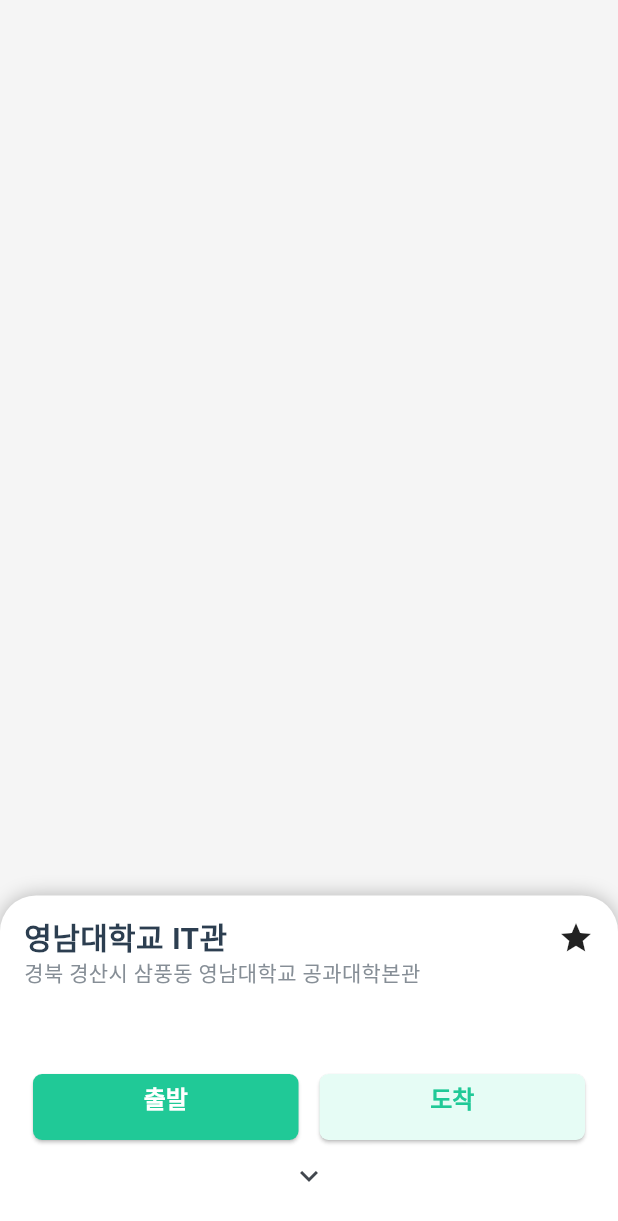
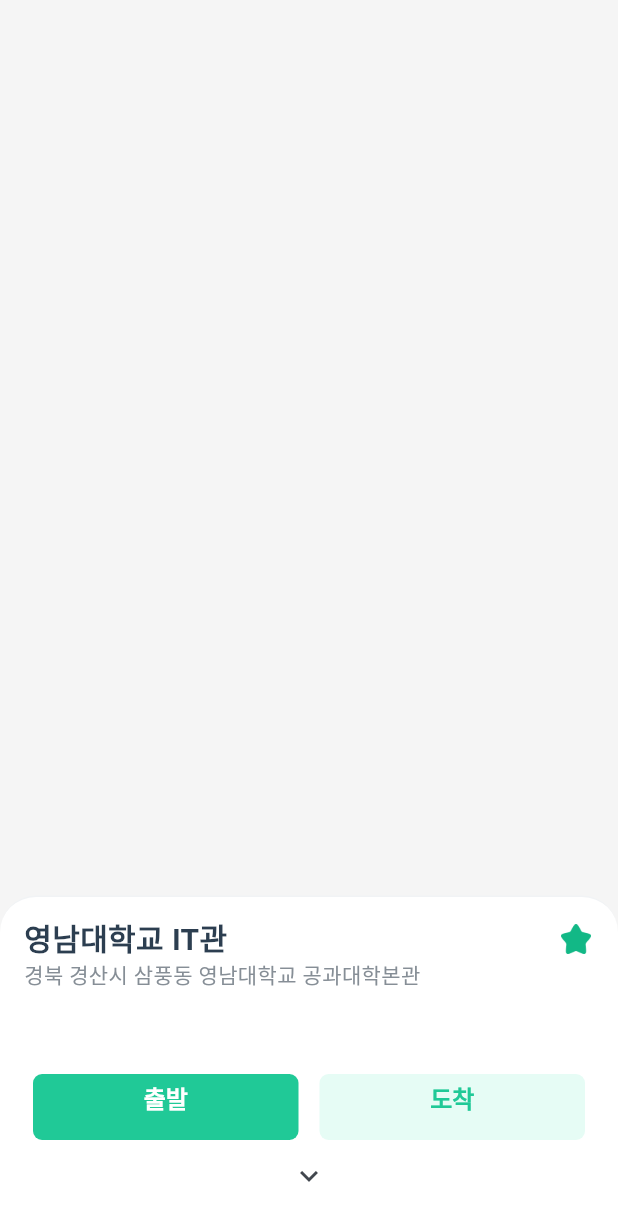
Before and after one commit to qwertyLEEJK/front, a Flutter app: the SlideUpCard widget shown alone on an empty page, opened directly, on a phone screen of 412 x 824 dp. Shown: the top 1221 px of the screen. Run offline on Flutter 3.47's test engine with Material 3 defaults, Android fonts, the light colour scheme and no system bars; our stand-ins replace flutter_compass, get, google_fonts, sensors_plus, shared_preferences; accounts and stored records are empty; network calls fail; Roboto replaces fonts that are missing (Pretendard).

Commit message:
fix place_info 테두리 그림자 삭제 및 출발, 도착 그림자 삭제, 즐겨찾기 아이콘 이미지로 교체

```diff
--- a/lib/screens/place_info.dart
+++ b/lib/screens/place_info.dart
@@ -19,7 +19,7 @@
         decoration: BoxDecoration(
           color: AppColors.grayscale.s30,
           borderRadius: BorderRadius.vertical(top: Radius.circular(24)),
-          boxShadow: [BoxShadow(blurRadius: 10, color: Colors.black26)],
+          border: Border(top: BorderSide(color:AppColors.grayscale.s100, width: 1)),
         ),
         child: Column(
           crossAxisAlignment: CrossAxisAlignment.start,
@@ -28,7 +28,7 @@
               mainAxisAlignment: MainAxisAlignment.spaceBetween,
               children: [
                 Text("영남대학교 IT관", style: AppTextStyles.title6),
-                Icon(Icons.star)
+                Image.asset('lib/assets/images/star.png', width: 24, height: 24)
               ],
             ),
             SizedBox(height: 10),
@@ -44,6 +44,7 @@
                       child: ElevatedButton(
                         onPressed: () {},
                         style: ElevatedButton.styleFrom(
+                          elevation: 0,
                           backgroundColor:AppColors.primary.s500,
                           foregroundColor: AppColors.grayscale.s30,
                           shape: RoundedRectangleBorder(
@@ -61,6 +62,7 @@
                       child: ElevatedButton(
                         onPressed: () {},
                         style: ElevatedButton.styleFrom(
+                          elevation: 0,
                           backgroundColor: AppColors.primary.s50,
                           foregroundColor: AppColors.primary.s500,
                           shape: RoundedRectangleBorder(
```
Also changed, not shown: lib/screens/test_place_info.dart (+12 -5 lines), 1 other file.
